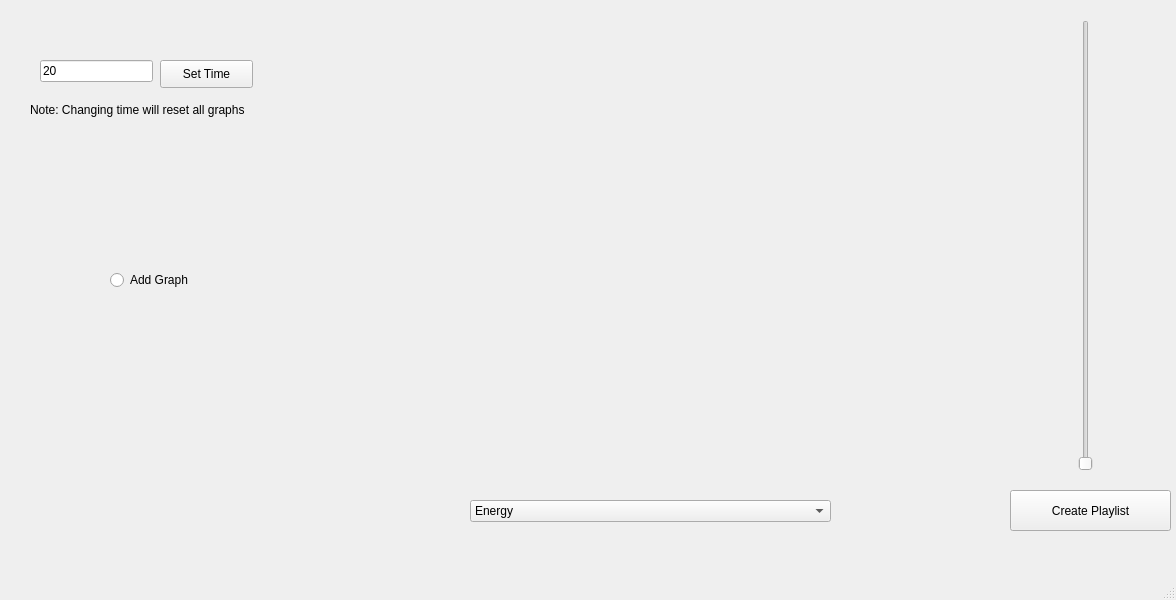
Before: the Qt Designer form src/mainwindow.ui in MichGedd/rhythm, drawn with Qt 5.
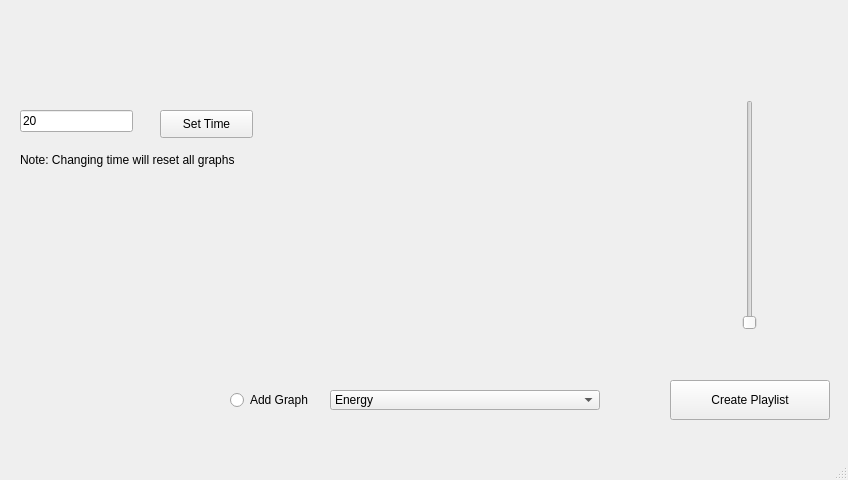
After: the same form once the commit is applied. Custom widgets are drawn as their Qt base class.

Commit message: TN-14 Connected Graph Screen to rest of code

Patch:
```diff
--- a/src/mainwindow.ui
+++ b/src/mainwindow.ui
@@ -6,8 +6,8 @@
    <rect>
     <x>0</x>
     <y>0</y>
-    <width>1176</width>
-    <height>600</height>
+    <width>848</width>
+    <height>480</height>
    </rect>
   </property>
   <property name="windowTitle">
@@ -17,20 +17,20 @@
    <widget class="QCustomPlot" name="plot" native="true">
     <property name="geometry">
      <rect>
-      <x>290</x>
-      <y>20</y>
-      <width>701</width>
-      <height>461</height>
+      <x>280</x>
+      <y>100</y>
+      <width>350</width>
+      <height>230</height>
      </rect>
     </property>
    </widget>
    <widget class="QSlider" name="slider">
     <property name="geometry">
      <rect>
-      <x>1060</x>
-      <y>20</y>
-      <width>51</width>
-      <height>451</height>
+      <x>725</x>
+      <y>100</y>
+      <width>50</width>
+      <height>230</height>
      </rect>
     </property>
     <property name="orientation">
@@ -40,10 +40,10 @@
    <widget class="QComboBox" name="comboBox">
     <property name="geometry">
      <rect>
-      <x>470</x>
-      <y>500</y>
-      <width>361</width>
-      <height>22</height>
+      <x>330</x>
+      <y>390</y>
+      <width>270</width>
+      <height>20</height>
      </rect>
     </property>
     <item>
@@ -65,8 +65,8 @@
    <widget class="QLineEdit" name="timeInput">
     <property name="geometry">
      <rect>
-      <x>40</x>
-      <y>60</y>
+      <x>20</x>
+      <y>110</y>
       <width>113</width>
       <height>22</height>
      </rect>
@@ -79,7 +79,7 @@
     <property name="geometry">
      <rect>
       <x>160</x>
-      <y>60</y>
+      <y>110</y>
       <width>93</width>
       <height>28</height>
      </rect>
@@ -91,8 +91,8 @@
    <widget class="QRadioButton" name="radioButton">
     <property name="geometry">
      <rect>
-      <x>110</x>
-      <y>270</y>
+      <x>230</x>
+      <y>390</y>
       <width>95</width>
       <height>20</height>
      </rect>
@@ -104,10 +104,10 @@
    <widget class="QPushButton" name="pushButton_2">
     <property name="geometry">
      <rect>
-      <x>1010</x>
-      <y>490</y>
-      <width>161</width>
-      <height>41</height>
+      <x>670</x>
+      <y>380</y>
+      <width>160</width>
+      <height>40</height>
      </rect>
     </property>
     <property name="text">
@@ -117,8 +117,8 @@
    <widget class="QLabel" name="label">
     <property name="geometry">
      <rect>
-      <x>30</x>
-      <y>100</y>
+      <x>20</x>
+      <y>150</y>
       <width>241</width>
       <height>20</height>
      </rect>
```
Left out of the diff: 6 changed lines with no effect on the pictures. The commit also changes 4 other files.
